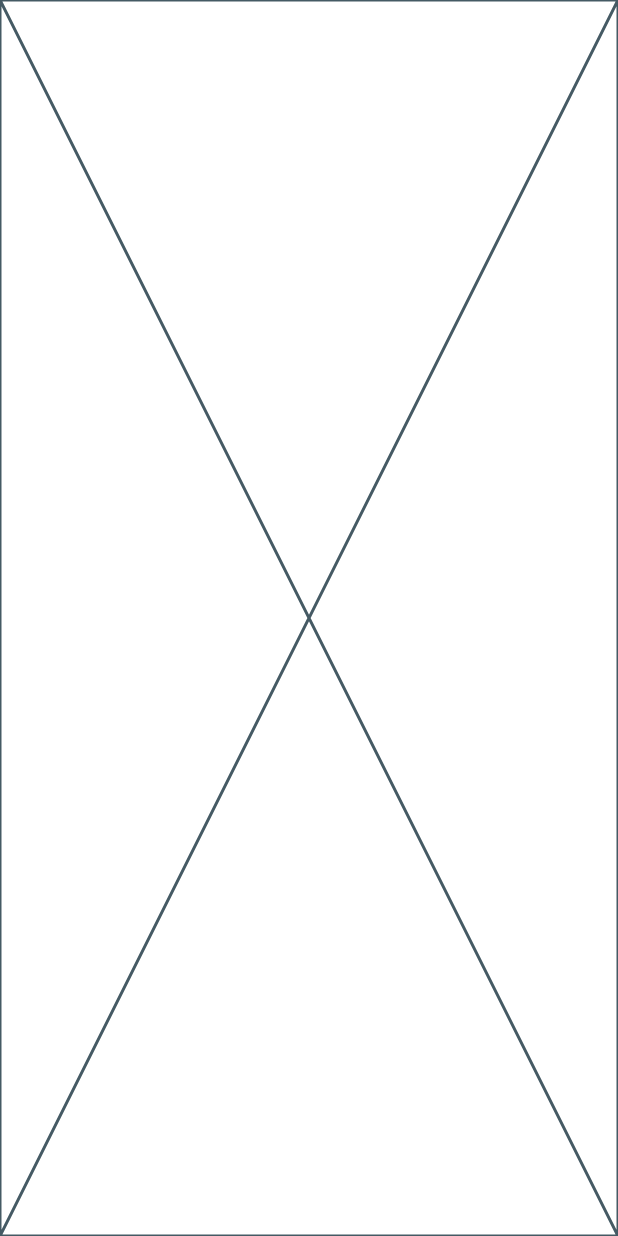
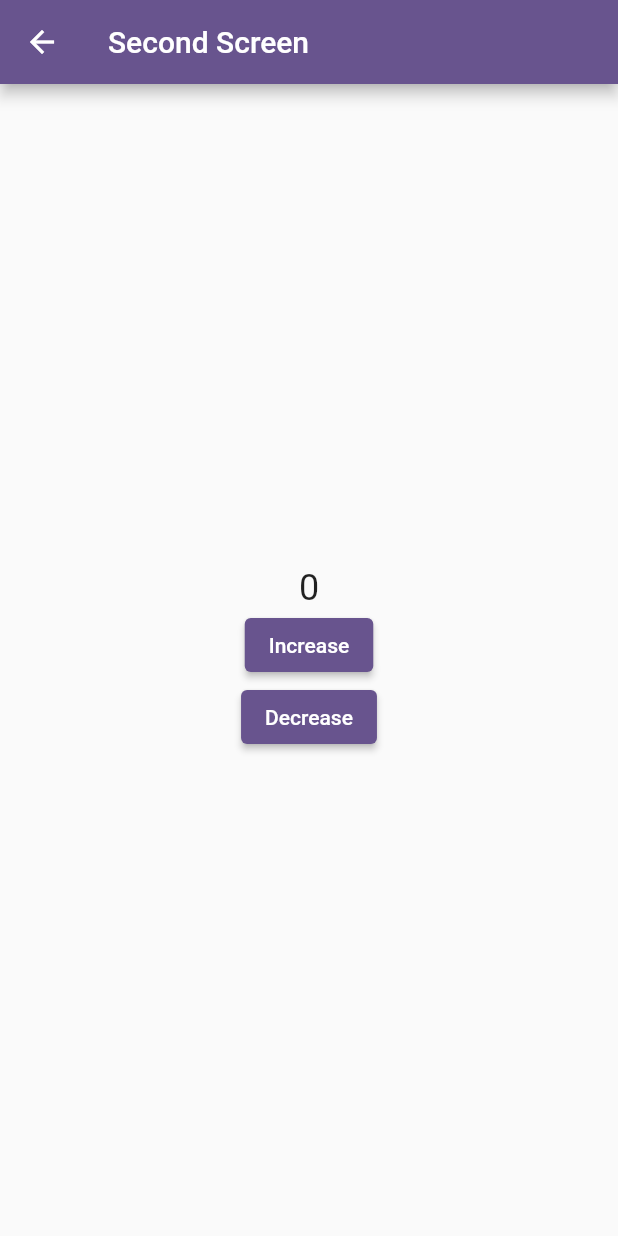
Before and after one commit to Yusuf-Orhan/CounterAppFlutter, a Flutter app: the screen it shows after launch, after a tap on "Goto Second Screen", on a phone screen of 412 x 824 dp. Run offline on Flutter 3.47's test engine with Material 2 defaults, Android fonts, the phone set to English and light mode, and no system bars.

```diff
--- a/lib/features/SecondScreen.dart
+++ /dev/null
@@ -1,10 +0,0 @@
-import 'package:flutter/material.dart';
-
-class SecondScreen extends StatelessWidget {
-  const SecondScreen({super.key});
-
-  @override
-  Widget build(BuildContext context) {
-    return const Placeholder();
-  }
-}
--- /dev/null
+++ b/lib/features/counter_model.dart
@@ -0,0 +1,16 @@
+import 'package:flutter/material.dart';
+
+class CounterModel extends ChangeNotifier{
+  int counter = 0;
+  int getCounter() => counter;
+
+
+  void increase(){
+    counter += 1;
+    notifyListeners();
+  }
+  void decrease(){
+    counter -= 1;
+    notifyListeners();
+  }
+}
--- /dev/null
+++ b/lib/features/second_screen.dart
@@ -0,0 +1,41 @@
+import 'package:flutter/material.dart';
+import 'package:provider/provider.dart';
+import 'package:state_management/features/counter_model.dart';
+
+class SecondScreen extends StatelessWidget {
+  const SecondScreen({super.key});
+
+  @override
+  Widget build(BuildContext context) {
+    return Scaffold(
+      appBar: AppBar(
+        title: const Text("Second Screen"),
+      ),
+      body: Center(
+        child: Column(
+          mainAxisAlignment: MainAxisAlignment.center,
+          children: [
+            Consumer<CounterModel>(builder: (context, counter, child) {
+              return Text("${counter.getCounter()}",style: const TextStyle(fontSize: 24),);
+            }),
+            Consumer<CounterModel>(builder: (context, counter, child) {
+              return ElevatedButton(
+                  onPressed: () {
+                    counter.increase();
+                  },
+                  child: const Text("Increase"));
+            }),
+            Consumer<CounterModel>(builder: (context, counter, child) {
+              return  ElevatedButton(
+                  onPressed: () {
+                    counter.decrease();
+                  },
+                  child: const Text("Decrease"));
+            }),
+
+          ],
+        ),
+      ),
+    );
+  }
+}
--- a/lib/main.dart
+++ b/lib/main.dart
@@ -1,5 +1,7 @@
 import 'package:flutter/material.dart';
-import 'package:state_management/features/SecondScreen.dart';
+import 'package:provider/provider.dart';
+import 'package:state_management/features/counter_model.dart';
+import 'package:state_management/features/second_screen.dart';
 
 void main() {
   runApp(const MyApp());
@@ -11,7 +13,11 @@ class MyApp extends StatelessWidget {
   // This widget is the root of your application.
   @override
   Widget build(BuildContext context) {
-    return MaterialApp(
+    return MultiProvider(
+      providers: [
+        ChangeNotifierProvider(create: (context) => CounterModel())
+      ],
+      child: MaterialApp(
         title: 'Flutter Demo',
         debugShowCheckedModeBanner: false,
         theme: ThemeData(
@@ -19,6 +25,7 @@ class MyApp extends StatelessWidget {
           useMaterial3: false,
         ),
         home: const HomeScreen(),
+      ),
     );
   }
 }
@@ -34,7 +41,11 @@ class HomeScreen extends StatelessWidget {
         child: Column(
           mainAxisAlignment: MainAxisAlignment.center,
           children: [
-            const Text("0"),
+            Consumer<CounterModel>(
+              builder: (context,counter,child){
+                return Text("${counter.getCounter()}",style: const TextStyle(fontSize: 24),);
+              }
+            ),
             ElevatedButton(
                 onPressed: () {
                   Navigator.push(context, MaterialPageRoute(builder: (context) => const SecondScreen()));
```
Lines whose indentation alone changed are shown as unchanged.
